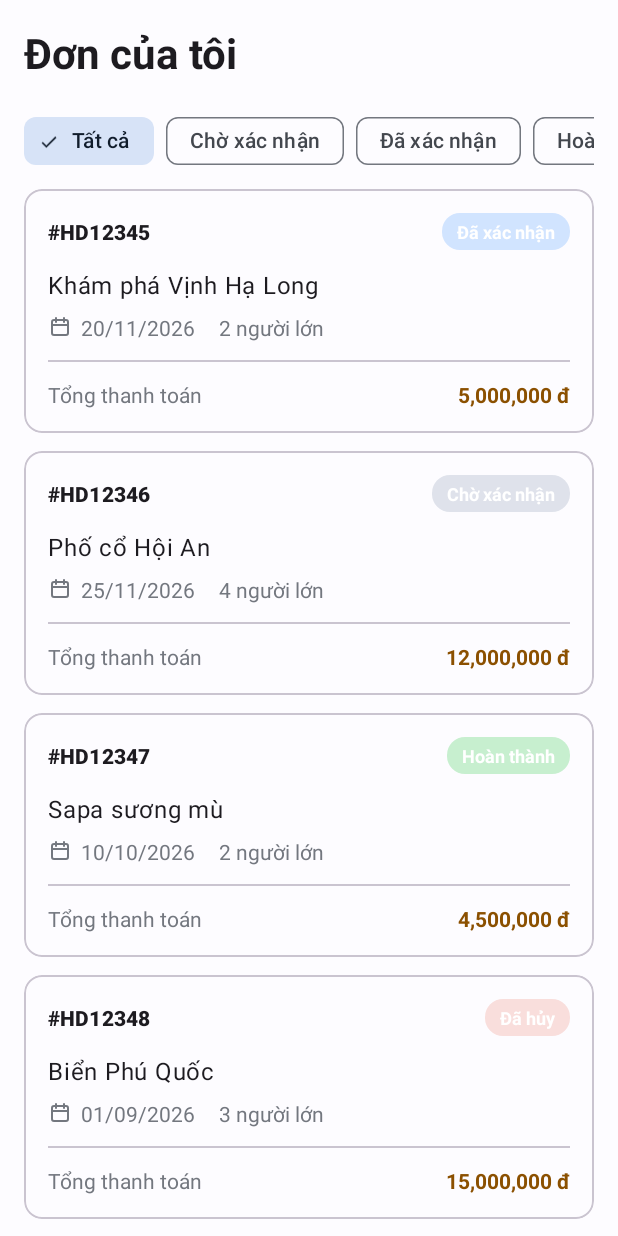
After one commit to SonT23/Android-UMT26-04, an Android app: the fragment DonCuaToiFragment shown on its own in the app's theme, on a phone screen of 412 x 824 dp. The commit adds this screen. Run offline under Robolectric (Android 15) with nearby library versions, the phone set to English and light mode, and no system bars.

Commit message:
[+] Hoàn thiện layout và adapter cho A08 Đơn của tôi

```diff
--- /dev/null
+++ b/Source/TourApp/app/src/main/java/vn/edu/umt/tour/ui/khach/dattour/DonAdapter.kt
@@ -0,0 +1,67 @@
+package vn.edu.umt.tour.ui.khach.dattour
+
+import android.view.LayoutInflater
+import android.view.View
+import android.view.ViewGroup
+import android.widget.TextView
+import androidx.recyclerview.widget.RecyclerView
+import vn.edu.umt.tour.R
+
+// Lớp dữ liệu chứa thông tin 1 đơn hàng
+data class DonHang(
+    val maDon: String,
+    val tenTour: String,
+    val ngay: String,
+    val soNguoi: String,
+    val tongTien: String,
+    val trangThai: Int // 0: Chờ, 1: Đã xác nhận, 2: Hoàn thành, 3: Đã hủy
+)
+
+class DonAdapter(private val danhSachDon: List<DonHang>) : RecyclerView.Adapter<DonAdapter.DonViewHolder>() {
+
+    class DonViewHolder(view: View) : RecyclerView.ViewHolder(view) {
+        val tvMaDon: TextView = view.findViewById(R.id.tv_ma_don)
+        val tvTrangThai: TextView = view.findViewById(R.id.tv_trang_thai)
+        val tvTenTour: TextView = view.findViewById(R.id.tv_ten_tour)
+        val tvNgay: TextView = view.findViewById(R.id.tv_ngay)
+        val tvSoNguoi: TextView = view.findViewById(R.id.tv_so_nguoi)
+        val tvTongTien: TextView = view.findViewById(R.id.tv_tong_tien)
+    }
+
+    override fun onCreateViewHolder(parent: ViewGroup, viewType: Int): DonViewHolder {
+        val view = LayoutInflater.from(parent.context)
+            .inflate(R.layout.item_a08_don, parent, false)
+        return DonViewHolder(view)
+    }
+
+    override fun onBindViewHolder(holder: DonViewHolder, position: Int) {
+        val don = danhSachDon[position]
+        holder.tvMaDon.text = don.maDon
+        holder.tvTenTour.text = don.tenTour
+        holder.tvNgay.text = don.ngay
+        holder.tvSoNguoi.text = don.soNguoi
+        holder.tvTongTien.text = don.tongTien
+
+        // Xử lý đổi màu nhãn trạng thái theo quy định của nhóm
+        when (don.trangThai) {
+            0 -> {
+                holder.tvTrangThai.text = "Chờ xác nhận"
+                holder.tvTrangThai.setBackgroundResource(R.drawable.bg_nhan_xam)
+            }
+            1 -> {
+                holder.tvTrangThai.text = "Đã xác nhận"
+                holder.tvTrangThai.setBackgroundResource(R.drawable.bg_nhan_xanh_duong)
+            }
+            2 -> {
+                holder.tvTrangThai.text = "Hoàn thành"
+                holder.tvTrangThai.setBackgroundResource(R.drawable.bg_nhan_xanh)
+            }
+            3 -> {
+                holder.tvTrangThai.text = "Đã hủy"
+                holder.tvTrangThai.setBackgroundResource(R.drawable.bg_nhan_do)
+            }
+        }
+    }
+
+    override fun getItemCount() = danhSachDon.size
+}
--- /dev/null
+++ b/Source/TourApp/app/src/main/java/vn/edu/umt/tour/ui/khach/dattour/DonCuaToiFragment.kt
@@ -0,0 +1,34 @@
+package vn.edu.umt.tour.ui.khach.dattour
+
+import android.os.Bundle
+import android.view.LayoutInflater
+import android.view.View
+import android.view.ViewGroup
+import androidx.fragment.app.Fragment
+import androidx.recyclerview.widget.LinearLayoutManager
+import androidx.recyclerview.widget.RecyclerView
+import vn.edu.umt.tour.R
+
+class DonCuaToiFragment : Fragment() {
+    override fun onCreateView(
+        inflater: LayoutInflater, container: ViewGroup?,
+        savedInstanceState: Bundle?
+    ): View? {
+        val view = inflater.inflate(R.layout.fragment_a08_don_cua_toi, container, false)
+
+        // 1. Tạo danh sách dữ liệu mẫu để xem trước
+        val danhSachMau = listOf(
+            DonHang("#HD12345", "Khám phá Vịnh Hạ Long", "20/11/2026", "2 người lớn", "5,000,000 đ", 1),
+            DonHang("#HD12346", "Phố cổ Hội An", "25/11/2026", "4 người lớn", "12,000,000 đ", 0),
+            DonHang("#HD12347", "Sapa sương mù", "10/10/2026", "2 người lớn", "4,500,000 đ", 2),
+            DonHang("#HD12348", "Biển Phú Quốc", "01/09/2026", "3 người lớn", "15,000,000 đ", 3)
+        )
+
+        // 2. Gắn Adapter vào RecyclerView
+        val rvDonHang = view.findViewById<RecyclerView>(R.id.rv_don_hang)
+        rvDonHang.layoutManager = LinearLayoutManager(requireContext())
+        rvDonHang.adapter = DonAdapter(danhSachMau)
+
+        return view
+    }
+}
--- a/Source/TourApp/app/src/main/java/vn/edu/umt/tour/ui/khach/dattour/ManHinhC.kt
+++ b/Source/TourApp/app/src/main/java/vn/edu/umt/tour/ui/khach/dattour/ManHinhC.kt
@@ -9,5 +9,6 @@ import vn.edu.umt.tour.xemthu.ManHinh
  */
 val manHinhC: List<ManHinh> = listOf(
     ManHinh("A05", "Đặt thành công") { DatThanhCongFragment() },
-    ManHinh("A09", "Chi tiết đơn") { ChiTietDonFragment() }
+    ManHinh("A09", "Chi tiết đơn") { ChiTietDonFragment() },
+    ManHinh("A08", "Đơn của tôi") { DonCuaToiFragment() }
 )
--- /dev/null
+++ b/Source/TourApp/app/src/main/res/layout/fragment_a08_don_cua_toi.xml
@@ -0,0 +1,76 @@
+<?xml version="1.0" encoding="utf-8"?>
+<LinearLayout xmlns:android="http://schemas.android.com/apk/res/android"
+    xmlns:app="http://schemas.android.com/apk/res-auto"
+    android:layout_width="match_parent"
+    android:layout_height="match_parent"
+    android:orientation="vertical"
+    android:paddingTop="16dp">
+
+    <!-- Tiêu đề -->
+    <TextView
+        android:layout_width="match_parent"
+        android:layout_height="wrap_content"
+        android:text="@string/a08_don_cua_toi"
+        android:textAppearance="?attr/textAppearanceHeadlineMedium"
+        android:textStyle="bold"
+        android:paddingHorizontal="16dp"
+        android:layout_marginBottom="16dp" />
+
+    <!-- Bộ lọc (ChipGroup cuộn ngang) -->
+    <HorizontalScrollView
+        android:layout_width="match_parent"
+        android:layout_height="wrap_content"
+        android:scrollbars="none"
+        android:paddingHorizontal="16dp"
+        android:layout_marginBottom="8dp">
+
+        <com.google.android.material.chip.ChipGroup
+            android:layout_width="wrap_content"
+            android:layout_height="wrap_content"
+            app:singleSelection="true"
+            app:selectionRequired="true">
+
+            <com.google.android.material.chip.Chip
+                style="@style/Widget.Material3.Chip.Filter"
+                android:layout_width="wrap_content"
+                android:layout_height="wrap_content"
+                android:text="@string/a08_tat_ca"
+                android:checked="true" />
+
+            <com.google.android.material.chip.Chip
+                style="@style/Widget.Material3.Chip.Filter"
+                android:layout_width="wrap_content"
+                android:layout_height="wrap_content"
+                android:text="@string/a08_cho_xac_nhan" />
+
+            <com.google.android.material.chip.Chip
+                style="@style/Widget.Material3.Chip.Filter"
+                android:layout_width="wrap_content"
+                android:layout_height="wrap_content"
+                android:text="@string/a08_da_xac_nhan" />
+
+            <com.google.android.material.chip.Chip
+                style="@style/Widget.Material3.Chip.Filter"
+                android:layout_width="wrap_content"
+                android:layout_height="wrap_content"
+                android:text="@string/a08_hoan_thanh" />
+
+            <com.google.android.material.chip.Chip
+                style="@style/Widget.Material3.Chip.Filter"
+                android:layout_width="wrap_content"
+                android:layout_height="wrap_content"
+                android:text="@string/a08_da_huy" />
+        </com.google.android.material.chip.ChipGroup>
+    </HorizontalScrollView>
+
+    <!-- Danh sách cuộn -->
+    <androidx.recyclerview.widget.RecyclerView
+        android:id="@+id/rv_don_hang"
+        android:layout_width="match_parent"
+        android:layout_height="0dp"
+        android:layout_weight="1"
+        android:paddingHorizontal="16dp"
+        android:clipToPadding="false"
+        android:paddingBottom="16dp" />
+
+</LinearLayout>
--- /dev/null
+++ b/Source/TourApp/app/src/main/res/layout/item_a08_don.xml
@@ -0,0 +1,119 @@
+<?xml version="1.0" encoding="utf-8"?>
+<com.google.android.material.card.MaterialCardView xmlns:android="http://schemas.android.com/apk/res/android"
+    xmlns:app="http://schemas.android.com/apk/res-auto"
+    xmlns:tools="http://schemas.android.com/tools"
+    android:layout_width="match_parent"
+    android:layout_height="wrap_content"
+    android:layout_marginBottom="12dp"
+    app:cardCornerRadius="12dp"
+    app:strokeColor="?attr/colorOutlineVariant"
+    app:strokeWidth="1dp"
+    app:cardElevation="0dp">
+
+    <LinearLayout
+        android:layout_width="match_parent"
+        android:layout_height="wrap_content"
+        android:orientation="vertical"
+        android:padding="16dp">
+
+        <!-- Dòng trên cùng: Mã đơn & Nhãn Trạng thái -->
+        <LinearLayout
+            android:layout_width="match_parent"
+            android:layout_height="wrap_content"
+            android:orientation="horizontal"
+            android:layout_marginBottom="12dp"
+            android:gravity="center_vertical">
+
+            <TextView
+                android:id="@+id/tv_ma_don"
+                android:layout_width="0dp"
+                android:layout_height="wrap_content"
+                android:layout_weight="1"
+                tools:text="#HD12345"
+                android:textAppearance="?attr/textAppearanceTitleSmall"
+                android:textStyle="bold" />
+
+            <TextView
+                android:id="@+id/tv_trang_thai"
+                android:layout_width="wrap_content"
+                android:layout_height="wrap_content"
+                tools:text="Đã xác nhận"
+                tools:background="@drawable/bg_nhan_xanh_duong"
+                android:paddingHorizontal="10dp"
+                android:paddingVertical="4dp"
+                android:textColor="@android:color/white"
+                android:textSize="12sp"
+                android:textStyle="bold" />
+        </LinearLayout>
+
+        <!-- Tên Tour -->
+        <TextView
+            android:id="@+id/tv_ten_tour"
+            android:layout_width="match_parent"
+            android:layout_height="wrap_content"
+            tools:text="Khám phá Vịnh Hạ Long"
+            android:textAppearance="?attr/textAppearanceBodyLarge"
+            android:layout_marginBottom="8dp" />
+
+        <!-- Ngày & Số người -->
+        <LinearLayout
+            android:layout_width="match_parent"
+            android:layout_height="wrap_content"
+            android:orientation="horizontal"
+            android:gravity="center_vertical"
+            android:layout_marginBottom="12dp">
+
+            <ImageView
+                android:layout_width="16dp"
+                android:layout_height="16dp"
+                android:src="@drawable/ic_calendar"
+                app:tint="?attr/colorOutline"
+                android:layout_marginEnd="6dp"/>
+
+            <TextView
+                android:id="@+id/tv_ngay"
+                android:layout_width="wrap_content"
+                android:layout_height="wrap_content"
+                tools:text="20/11/2026"
+                android:textColor="?attr/colorOutline"
+                android:textSize="14sp"
+                android:layout_marginEnd="16dp" />
+
+            <TextView
+                android:id="@+id/tv_so_nguoi"
+                android:layout_width="wrap_content"
+                android:layout_height="wrap_content"
+                tools:text="2 người lớn"
+                android:textColor="?attr/colorOutline"
+                android:textSize="14sp" />
+        </LinearLayout>
+
+        <View
+            android:layout_width="match_parent"
+            android:layout_height="1dp"
+            android:background="?attr/colorOutlineVariant"
+            android:layout_marginBottom="12dp" />
+
+        <!-- Tổng tiền -->
+        <LinearLayout
+            android:layout_width="match_parent"
+            android:layout_height="wrap_content"
+            android:orientation="horizontal">
+
+            <TextView
+                android:layout_width="0dp"
+                android:layout_height="wrap_content"
+                android:layout_weight="1"
+                android:text="@string/a08_tong_thanh_toan"
+                android:textColor="?attr/colorOutline" />
+
+            <TextView
+                android:id="@+id/tv_tong_tien"
+                android:layout_width="wrap_content"
+                android:layout_height="wrap_content"
+                tools:text="5,000,000 đ"
+                android:textColor="?attr/colorTertiary"
+                android:textStyle="bold" />
+        </LinearLayout>
+    </LinearLayout>
+</com.google.android.material.card.MaterialCardView>
--- a/Source/TourApp/app/src/main/res/values/strings_dattour.xml
+++ b/Source/TourApp/app/src/main/res/values/strings_dattour.xml
@@ -16,4 +16,11 @@
     <string name="a09_them_vao_lịch">Thêm vào Lịch</string>
     <string name="a09_huy_don">Hủy đơn</string>
     <string name="a09_ho_tro">Cần hỗ trợ? Gọi 1900 1234</string>
+    <string name="a08_don_cua_toi">Đơn của tôi</string>
+    <string name="a08_tat_ca">Tất cả</string>
+    <string name="a08_cho_xac_nhan">Chờ xác nhận</string>
+    <string name="a08_da_xac_nhan">Đã xác nhận</string>
+    <string name="a08_hoan_thanh">Hoàn thành</string>
+    <string name="a08_da_huy">Đã hủy</string>
+    <string name="a08_tong_thanh_toan">Tổng thanh toán</string>
 </resources>
```
